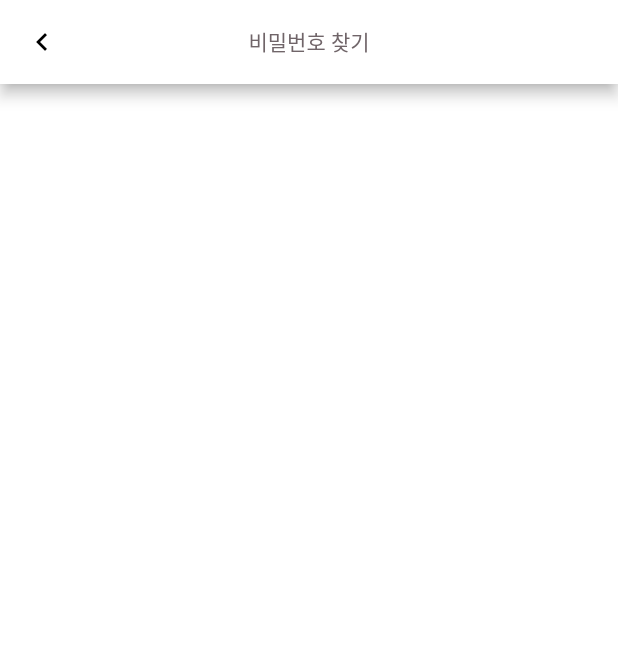
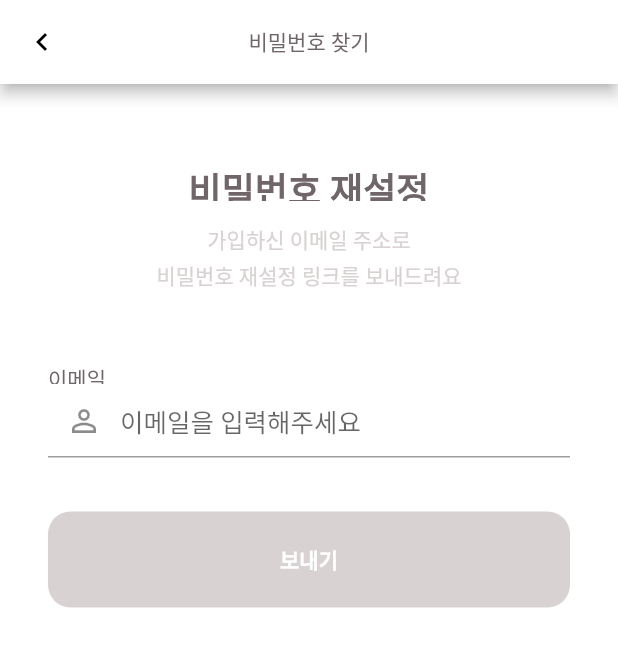
Before and after one commit to Junryeol/eros-dating-app, a Flutter app: the SignInPage screen opened by its route, after a tap on "비밀번호 찾기", on a phone screen of 412 x 824 dp. Shown: the top 647 px of the screen. Run offline on Flutter 3.47's test engine with Material 2 defaults, Android fonts, the phone set to English and light mode, and no system bars; our stand-ins replace circular_check_box, easy_localization, image_picker, page_view_indicators, shared_preferences; missing offline and left inert: flutter_picker, image_crop; accounts and stored records are empty; network calls fail; Roboto replaces fonts that are missing (KoPubDotum).

Commit message:
비밀번호 재설정 화면 완료

```diff
--- a/assets/translations/ko-KR.json
+++ b/assets/translations/ko-KR.json
@@ -15,11 +15,15 @@
   "password_find": "비밀번호 찾기",
   "password_none": "잘못된 비밀번호 입니다",
   "password_wrong": "영문, 숫자, 특수문자 포함 8자 이상으로 입력해야 합니다",
+  "password_reset": "비밀번호 재설정",
+  "password_reset_guide": "가입하신 이메일 주소로\n비밀번호 재설정 링크를 보내드려요",
+  "password_reset_send": "입력하신 이메일 주소로 비밀번호\n재설정 링크를 보내드렸습니다.",
+  "send": "보내기",
+  "send_complete": "전송 완료",
   "phone": "핸드폰",
   "next": "다음",
   "confirm": "확인",
   "cancel": "최소",
-  "password_reset": "비밀번호 초기화",
   "confirm_duplication": "중복확인",
   "not_match": "일치하지 않음",
   "weak_password": "약한 비밀번호",
--- a/lib/widgets/pages/account/reset_password_page.dart
+++ b/lib/widgets/pages/account/reset_password_page.dart
@@ -1,6 +1,12 @@
 import 'package:easy_localization/easy_localization.dart';
+import 'package:eros/utils/valid.dart';
 import 'package:eros/widgets/components/app_bars.dart';
+import 'package:eros/widgets/components/buttons.dart';
+import 'package:eros/widgets/components/labels.dart';
 import 'package:eros/widgets/components/scaffolds.dart';
+import 'package:eros/widgets/components/text_form_fields.dart';
+import 'package:eros/widgets/components/texts.dart';
+import 'package:flutter/material.dart';
 import 'package:flutter/widgets.dart';
 
 class ResetPasswordPage extends StatefulWidget {
@@ -11,6 +17,120 @@ class ResetPasswordPage extends StatefulWidget {
 }
 
 class _ResetPasswordPageState extends State<ResetPasswordPage> {
+
+  TextEditingController emailController = TextEditingController();
+  GlobalKey<FormState> _keyEmail = GlobalKey<FormState>();
+  FocusNode focusEmail;
+  bool _isEmailEmpty = true;
+  Color _emailPrefixColor;
+
+  @override
+  void initState() {
+    super.initState();
+
+    emailController.addListener(_onEmailChanged);
+    focusEmail = FocusNode();
+  }
+
+  @override
+  void dispose() {
+    emailController.dispose();
+    focusEmail.dispose();
+
+    super.dispose();
+  }
+
+  void _onEmailChanged() {
+    bool cond = emailController.text.length == 0;
+    if (cond ^ _isEmailEmpty) {
+      setState(() {
+        _isEmailEmpty = cond;
+      });
+    }
+  }
+
+  String _emailValidator(String value) {
+    if (Valid.email(text: value.trim())) {
+      setState(() {
+        _emailPrefixColor = null;
+      });
+      return null;
+    }
+    else {
+      setState(() {
+        _emailPrefixColor = Color(0xfff2708f);
+      });
+      return tr("email_wrong");
+    }
+  }
+
+  void _sendEmailForResetPassword() {
+    if (!_keyEmail.currentState.validate()) {
+      // 이메일 Focus
+      FocusScope.of(context).requestFocus(focusEmail);
+    } else {
+      var isSend = _requestForResetPassword();
+      if (isSend) {
+        _showAlertDialog();
+      }
+    }
+  }
+
+  bool _requestForResetPassword() {
+    // TODO: 비밀번호 재설정 관련 request
+    // response에 success/failed에 관련한 code 필요...?
+    var result = {
+      'code': 200
+    }; // 여기서 call하고 response 저장
+    // success code를 200이라 가정
+    return result['code'] == 200;
+  }
+
+  Future<void> _showAlertDialog() async {
+    return showDialog<void>(
+      context: context,
+      barrierDismissible: false, // user must tap button!
+      builder: (BuildContext context) {
+        return AlertDialog(
+          title: Text(
+            tr('send_complete'),
+            style: TextStyle(
+              color: Color(0xff252528),
+              fontSize: 20,
+              letterSpacing: 1.6,
+              fontWeight: FontWeight.w700
+            ),
+          ),
+          contentPadding: EdgeInsets.fromLTRB(24.0, 12.0, 24.0, 0.0),
+          content: Text(
+                  tr('password_reset_send'),
+                  style: TextStyle(
+                    color: Color(0xff9a9297),
+                    height: 1.7,
+                    fontSize: 14,
+                    letterSpacing: 0.28,
+                    fontWeight: FontWeight.w300
+                  ),
+                ),
+          actions: <Widget>[
+            TextButton(
+              child: Text(
+                tr('confirm'),
+                style: TextStyle(
+                  color: Color(0xfff2708f),
+                  fontSize: 20,
+                  letterSpacing: 1.6,
+                  fontWeight: FontWeight.w700
+                ),
+              ),
+              onPressed: () => Navigator.of(context).pop()
+            ),
+          ],
+        );
+      },
+    );
+  }
+
   @override
   Widget build(BuildContext context) {
     return Scaffolds.basic(
@@ -18,6 +138,52 @@ class _ResetPasswordPageState extends State<ResetPasswordPage> {
         context: context,
         title: tr("password_find"),
       ),
+      body: Padding(
+        padding: EdgeInsets.fromLTRB(32, 0, 32, 0),
+        child: Column(
+          children: [
+            SizedBox(height: 52),
+            Texts.basic(
+              context: context,
+              height: 26,
+              text: tr("password_reset"),
+              textAlign: TextAlign.center,
+              fontSize: 24.0,
+              fontWeight: FontWeight.w700
+            ),
+            SizedBox(height: 12),
+            Text(
+              tr("password_reset_guide"),
+              textAlign: TextAlign.center,
+              style: TextStyle(
+                color: Color(0xffd8d2d2),
+                height: 1.7,
+                fontSize: 14.0,
+                fontWeight: FontWeight.w300
+              ),
+            ),
+            SizedBox(height: 48),
+            TextFormFields.basic(
+              key: _keyEmail,
+              context: context,
+              controller: emailController,
+              labelText: tr('email'),
+              hintText: tr('email_hint'),
+              prefixIcon: Icon(Icons.person_outline, color: _emailPrefixColor,),
+              keyboardType: TextInputType.emailAddress,
+              focusNode: focusEmail,
+              validator: _emailValidator,
+            ),
+            SizedBox(height: 36),
+            Buttons.primary(
+              context: context,
+              text: tr('send'),
+              active: !_isEmailEmpty,
+              onPressed: _sendEmailForResetPassword
+            ),
+          ],
+        )
+      )
     );
   }
 }
--- a/lib/widgets/pages/account/sign_in_page.dart
+++ b/lib/widgets/pages/account/sign_in_page.dart
@@ -30,8 +30,8 @@ class _SignInPageState extends State<SignInPage> {
   bool _isPasswordEmpty = true;
   bool _passwordVisibility = false;
 
-  Color _emailPrefixColor = null;
-  Color _passwordPrefixColor = null;
+  Color _emailPrefixColor;
+  Color _passwordPrefixColor;
 
   @override
   void initState() {
```
